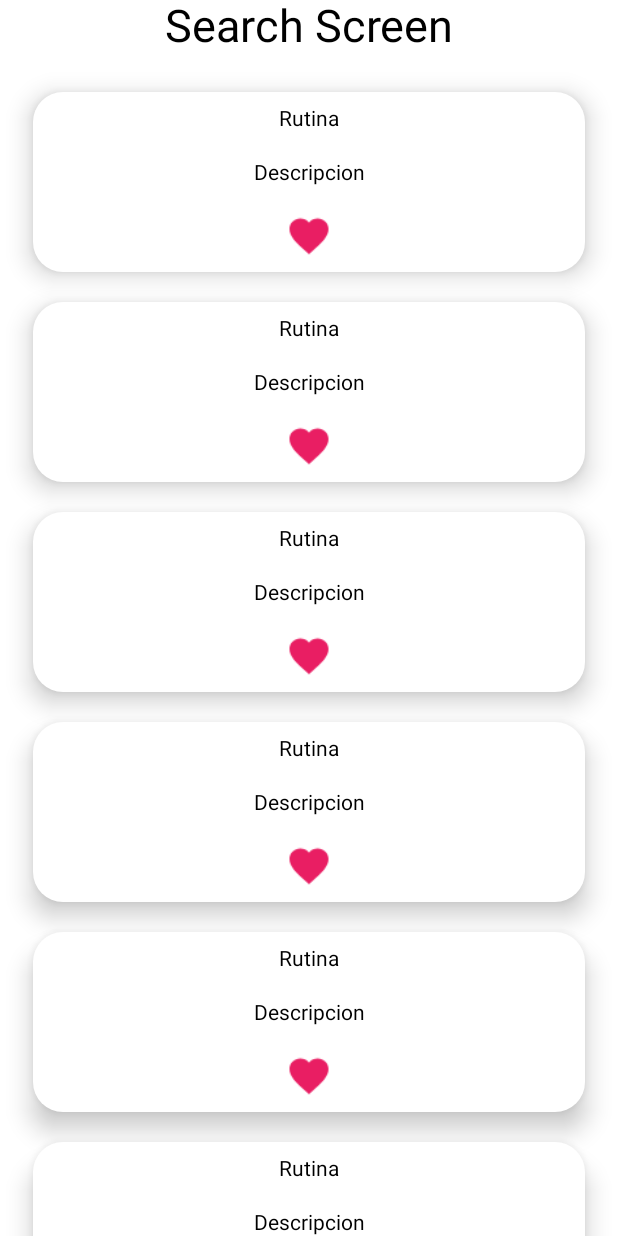
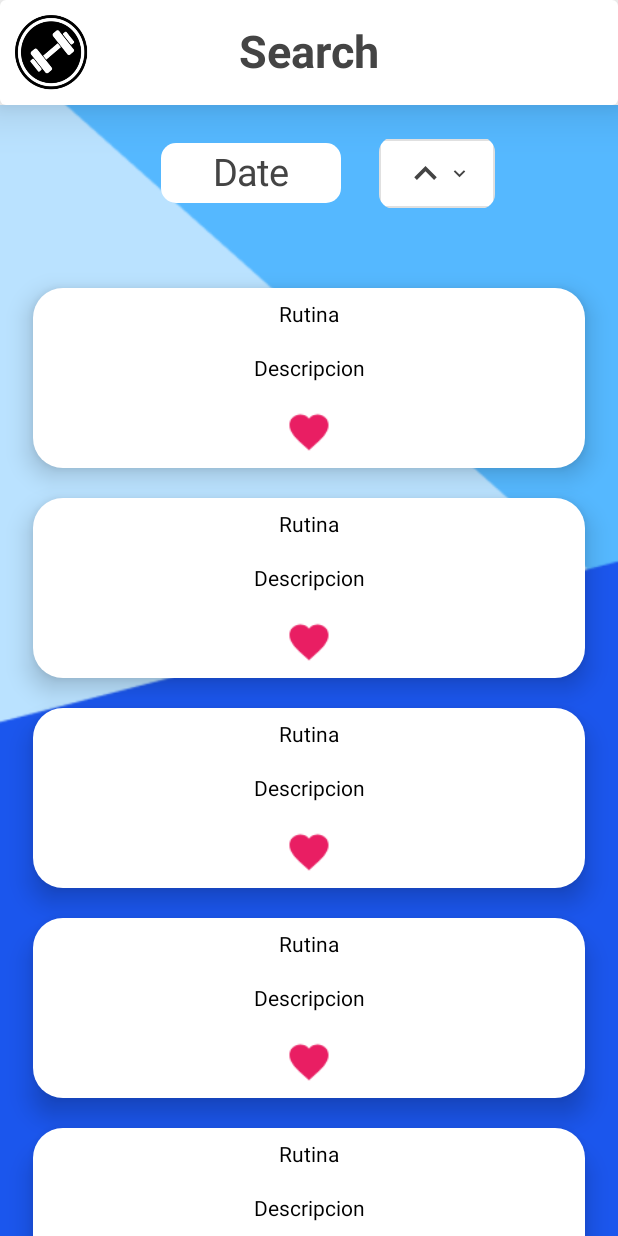
Before and after one commit to martinhecht01/step-mobile, an Android app built with Jetpack Compose: the @Preview function SearchScreen, on a phone screen of 412 x 824 dp. Run offline under Robolectric (Android 15) with nearby library versions, the phone set to English and light mode, and no system bars.

Commit message:
feat: Search screen + nav bar mods + screen title component

```diff
--- a/app/src/main/java/com/example/step_mobile/MainActivity.kt
+++ b/app/src/main/java/com/example/step_mobile/MainActivity.kt
@@ -4,6 +4,7 @@ import android.os.Bundle
 import androidx.activity.ComponentActivity
 import androidx.activity.compose.setContent
 import androidx.compose.foundation.Image
+import androidx.compose.foundation.background
 import androidx.compose.foundation.layout.*
 import androidx.compose.foundation.shape.RoundedCornerShape
 import androidx.compose.material.*
@@ -31,6 +32,7 @@ import androidx.compose.ui.unit.Dp
 import androidx.compose.ui.unit.TextUnit
 import androidx.compose.ui.unit.dp
 import androidx.compose.ui.unit.sp
+import com.example.step_mobile.ui.theme.DarkBlue
 import com.example.step_mobile.ui.theme.StepmobileTheme
 
 class MainActivity : ComponentActivity() {
@@ -58,13 +60,13 @@ fun BottomBar(navController: NavController) {
         Screen.MyWorkoutsScreen,
     )
 
-    BottomNavigation {
+    BottomNavigation{
         val navBackStackEntry by navController.currentBackStackEntryAsState()
         val currentRoute = navBackStackEntry?.destination?.route
         items.forEach { item ->
             BottomNavigationItem(
-                icon = { Icon(imageVector = item.icon, contentDescription = item.title) },
-                label = { Text(text = item.title) },
+                icon = { Icon(imageVector = item.icon, contentDescription = item.title, tint = Color.Black, modifier = Modifier.size(40.dp)) },
+                //label = {},
                 alwaysShowLabel = true,
                 selected = currentRoute == item.route,
                 onClick = {
--- /dev/null
+++ b/app/src/main/java/com/example/step_mobile/components/ScreenTitle.kt
@@ -0,0 +1,32 @@
+package com.example.step_mobile.components
+
+import androidx.compose.foundation.Image
+import androidx.compose.foundation.background
+import androidx.compose.foundation.layout.*
+import androidx.compose.material.Card
+import androidx.compose.material.Text
+import androidx.compose.runtime.Composable
+import androidx.compose.ui.Alignment
+import androidx.compose.ui.Modifier
+import androidx.compose.ui.graphics.Color
+import androidx.compose.ui.layout.ContentScale
+import androidx.compose.ui.res.painterResource
+import androidx.compose.ui.text.font.FontWeight
+import androidx.compose.ui.tooling.preview.Preview
+import androidx.compose.ui.unit.dp
+import androidx.compose.ui.unit.sp
+import com.example.step_mobile.R
+
+
+@Composable
+fun ScreenTitle(title: String){
+    Card(modifier = Modifier.background(Color.White).fillMaxWidth().height(70.dp), elevation = 20.dp){
+        Row(verticalAlignment = Alignment.CenterVertically, horizontalArrangement = Arrangement.Start){
+            Image(painter = painterResource(id = R.drawable.logo), contentDescription = null, contentScale = ContentScale.Fit, modifier = Modifier.padding(all = 10.dp))
+
+        }
+        Row(verticalAlignment = Alignment.CenterVertically, horizontalArrangement = Arrangement.Center){
+            Text(text = title, fontSize = 30.sp, fontWeight = FontWeight.Bold, color = Color.DarkGray)
+        }
+    }
+}
--- a/app/src/main/java/com/example/step_mobile/screens/SearchScreen.kt
+++ b/app/src/main/java/com/example/step_mobile/screens/SearchScreen.kt
@@ -1,30 +1,116 @@
 package com.example.step_mobile
 
+import androidx.compose.foundation.Image
+import androidx.compose.foundation.background
+import androidx.compose.foundation.clickable
 import androidx.compose.foundation.layout.*
-import androidx.compose.foundation.lazy.grid.GridCells
-import androidx.compose.foundation.lazy.grid.LazyVerticalGrid
-import androidx.compose.material.Text
+import androidx.compose.foundation.shape.RoundedCornerShape
+import androidx.compose.material.*
+import androidx.compose.material.icons.Icons
+import androidx.compose.material.icons.filled.ArrowDropDown
+import androidx.compose.material.icons.filled.KeyboardArrowDown
+import androidx.compose.material.icons.filled.KeyboardArrowUp
 import androidx.compose.runtime.Composable
+import androidx.compose.runtime.mutableStateOf
+import androidx.compose.runtime.remember
 import androidx.compose.ui.Alignment
 import androidx.compose.ui.Modifier
+import androidx.compose.ui.graphics.Color
 import androidx.compose.ui.res.stringResource
 import androidx.compose.ui.unit.dp
 import androidx.compose.ui.unit.sp
 import com.example.step_mobile.components.ScrollRoutine
+import androidx.compose.runtime.*
+import androidx.compose.ui.draw.clip
+import androidx.compose.ui.layout.ContentScale
+import androidx.compose.ui.modifier.modifierLocalConsumer
+import androidx.compose.ui.res.painterResource
+import androidx.compose.ui.tooling.preview.Preview
+import com.example.step_mobile.components.ScreenTitle
+import kotlin.math.exp
 
+@Preview
 @Composable
 fun SearchScreen() {
+    Surface(modifier = Modifier.fillMaxSize() ){
+        Image(painter = painterResource(id = R.drawable.fondonp), contentDescription = null, contentScale = ContentScale.Crop)
         Column(
             modifier = Modifier.fillMaxSize(),
             verticalArrangement = Arrangement.Center,
             horizontalAlignment = Alignment.CenterHorizontally
         ) {
-        Text(
-            text = stringResource(id = R.string.search_screen),
-            fontSize = 30.sp
-        )
+            ScreenTitle(title = "Search")
+            Row(verticalAlignment = Alignment.CenterVertically, modifier = Modifier.padding(bottom = 5.dp)) {
+                orderDropdown()
+                switchOrder()
+            }
+            ScrollRoutine()
+        }
+    }
+}
 
-        ScrollRoutine()
+@Composable
+fun switchOrder(){
+    Box(){
+        Column(modifier = Modifier.clip(shape = RoundedCornerShape(10.dp))) {
+            var order by remember { mutableStateOf(false) }
+            OutlinedButton(onClick = {
+                order = !order
+            }, colors = ButtonDefaults.buttonColors(backgroundColor = Color.White, contentColor = Color.DarkGray)) {
+                if(order) {
+                    Icon(imageVector = Icons.Filled.KeyboardArrowDown, contentDescription = null, Modifier.size(30.dp))
+                    Icon(imageVector = Icons.Filled.KeyboardArrowUp, contentDescription = null, Modifier.size(15.dp))
+                } else{
+                    Icon(imageVector = Icons.Filled.KeyboardArrowUp, contentDescription = null, Modifier.size(30.dp))
+                    Icon(imageVector = Icons.Filled.KeyboardArrowDown, contentDescription = null, Modifier.size(15.dp))
+                }
+            }
+        }
     }
 
 }
+
+@Composable
+fun orderDropdown(){
+    var expanded by remember { mutableStateOf(false) }
+    var title by remember { mutableStateOf("Date") }
+    Box(modifier = Modifier
+        .padding(25.dp)
+        .clip(shape = RoundedCornerShape(10.dp))) {
+        Column(
+            modifier = Modifier
+                .background(color = Color.White)
+                .width(120.dp),
+        ) {
+            Row(
+                modifier = Modifier
+                    .fillMaxWidth()
+                    .clickable { expanded = true },
+                horizontalArrangement = Arrangement.Center
+            ) {
+                Text(
+                    text = title,
+                    fontSize = 25.sp,
+                    color = Color.DarkGray,
+                    modifier = Modifier.padding(5.dp)
+                )
+            }
+            DropdownMenu(
+                expanded = expanded,
+                onDismissRequest = { expanded = false },
+                modifier = Modifier.clip(shape = RoundedCornerShape(15.dp)),
+
+            ) {
+                DropdownMenuItem(onClick = { title = "Date"; expanded = false }) {
+                    Text(text = "Date")
+                }
+                DropdownMenuItem(onClick = { title = "Difficulty"; expanded = false }) {
+                    Text(text = "Difficulty")
+                }
+                DropdownMenuItem(onClick = { title = "Rating"; expanded = false }) {
+                    Text(text = "Rating")
+                }
+            }
+        }
+    }
+}
--- a/app/src/main/java/com/example/step_mobile/screens/WelcomeScreen.kt
+++ b/app/src/main/java/com/example/step_mobile/screens/WelcomeScreen.kt
@@ -53,5 +53,5 @@ fun subtitleText(text: String){
 
 @Composable
 fun titleText(text: String){
-    Text(text, fontSize = 60.sp, fontWeight = FontWeight.Bold, color = Color.White, modifier = Modifier.padding(bottom = 5.dp))
+    Text(text, fontSize = 61.sp, fontWeight = FontWeight.Bold, color = Color.White, modifier = Modifier.padding(bottom = 5.dp))
 }
--- a/app/src/main/java/com/example/step_mobile/ui/theme/Color.kt
+++ b/app/src/main/java/com/example/step_mobile/ui/theme/Color.kt
@@ -4,6 +4,7 @@ import androidx.compose.ui.graphics.Color
 
 val Purple200 = Color(0xFFBB86FC)
 val PlayGreen = Color(0xFF6CEF89)
+val DarkBlue = Color(0xFF1B56ED)
 val Purple500 = Color(0xFF6200EE)
 val Purple700 = Color(0xFF3700B3)
 val Teal200 = Color(0xFF03DAC5)
```
Also changed, not shown: app/src/main/res/drawable/logo.png (added). Lines whose indentation alone changed are shown as unchanged.
